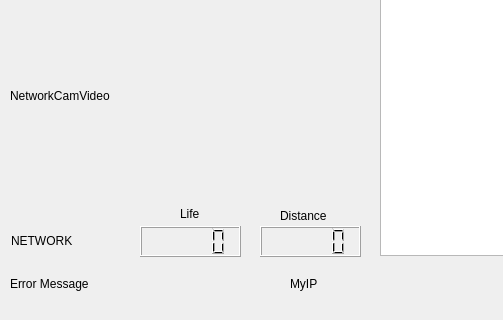
Old version of the form HungarianRoadRage/mainwindow.ui in the repository tkertesz/hrrqt; both pictures show x 0 to 503 and y 380 to 700 of the 947 by 700 pixel window.
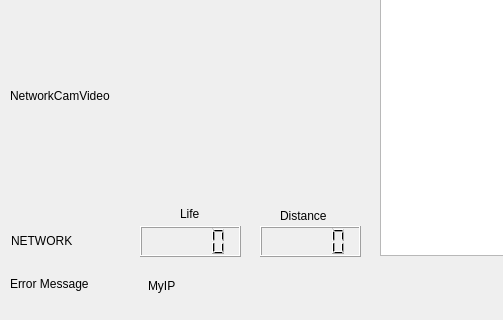
New version of the form.

Commit message: MyIP problem solved

Diff of the .ui file:
```diff
--- a/HungarianRoadRage/mainwindow.ui
+++ b/HungarianRoadRage/mainwindow.ui
@@ -106,10 +106,10 @@
    <widget class="QLabel" name="MyIP">
     <property name="geometry">
      <rect>
-      <x>290</x>
+      <x>148</x>
       <y>620</y>
-      <width>29</width>
-      <height>16</height>
+      <width>231</width>
+      <height>20</height>
      </rect>
     </property>
     <property name="text">
```
